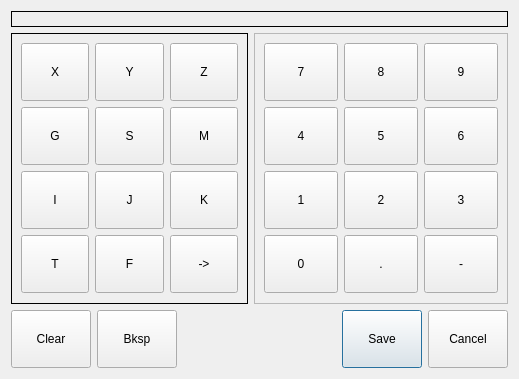
Old version of the form flexgui/src/gcode.ui in the repository jethornton/flexgui.
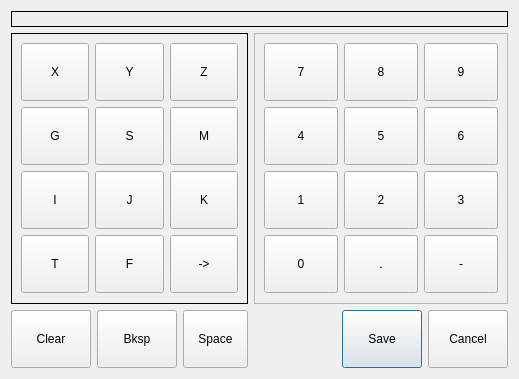
New version of the form.

Commit message: add spacebar to nc code popup

Patch:
```diff
--- a/flexgui/src/gcode.ui
+++ b/flexgui/src/gcode.ui
@@ -332,6 +332,13 @@
      </property>
     </widget>
    </item>
+   <item row="10" column="2" colspan="2">
+    <widget class="QPushButton" name="space_pb">
+     <property name="text">
+      <string>Space</string>
+     </property>
+    </widget>
+   </item>
   </layout>
  </widget>
  <resources/>
```
The commit also changes 1 other file.
